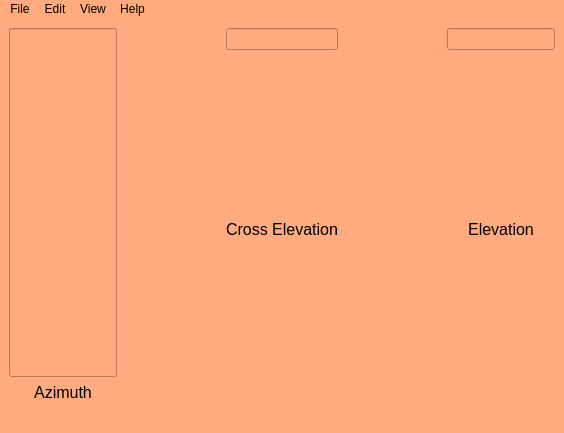
First picture: the form in 3_attempt/clientwindow.ui, repository Akhil2453/SupervisorGatewayControlSystem, before the edit.
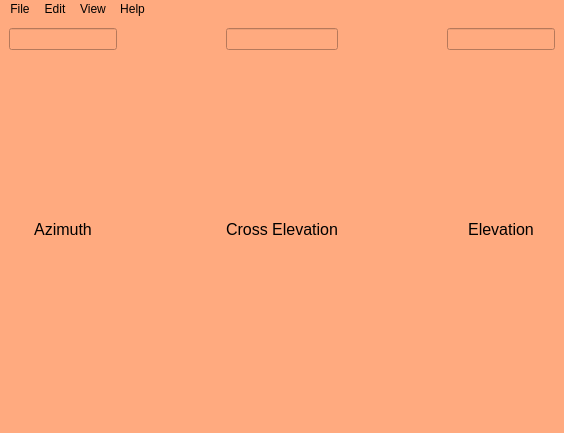
Second picture: the form after the edit.

Commit message: temp chnge 2

What changed in the file:
```diff
--- a/3_attempt/clientwindow.ui
+++ b/3_attempt/clientwindow.ui
@@ -23,14 +23,7 @@
       <item>
        <layout class="QVBoxLayout" name="verticalLayout">
         <item>
-         <widget class="QLineEdit" name="lineEditAz">
-          <property name="sizePolicy">
-           <sizepolicy hsizetype="Fixed" vsizetype="Expanding">
-            <horstretch>0</horstretch>
-            <verstretch>0</verstretch>
-           </sizepolicy>
-          </property>
-         </widget>
+         <widget class="QLineEdit" name="lineEditAz"/>
         </item>
         <item>
          <widget class="QLabel" name="label">
```
